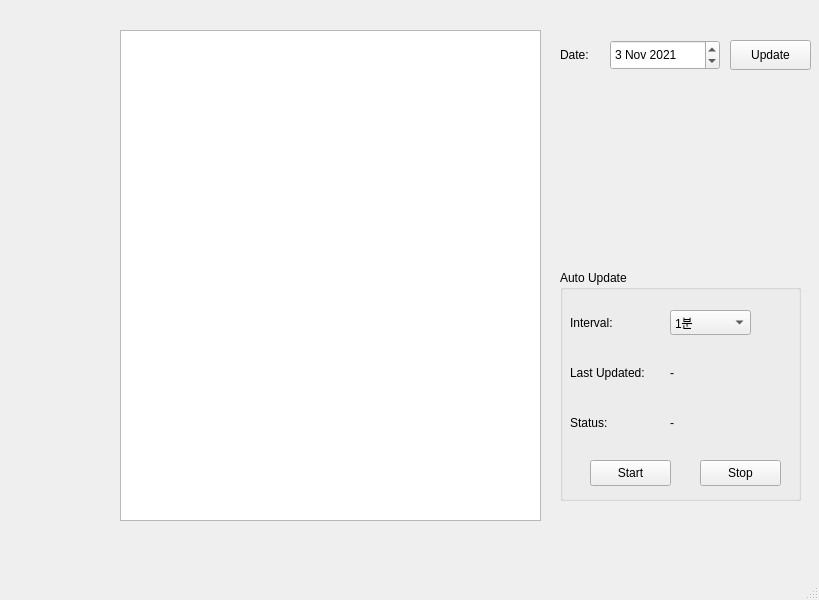
Old version of the form jh.ui in the repository sonmh79/projectJH.
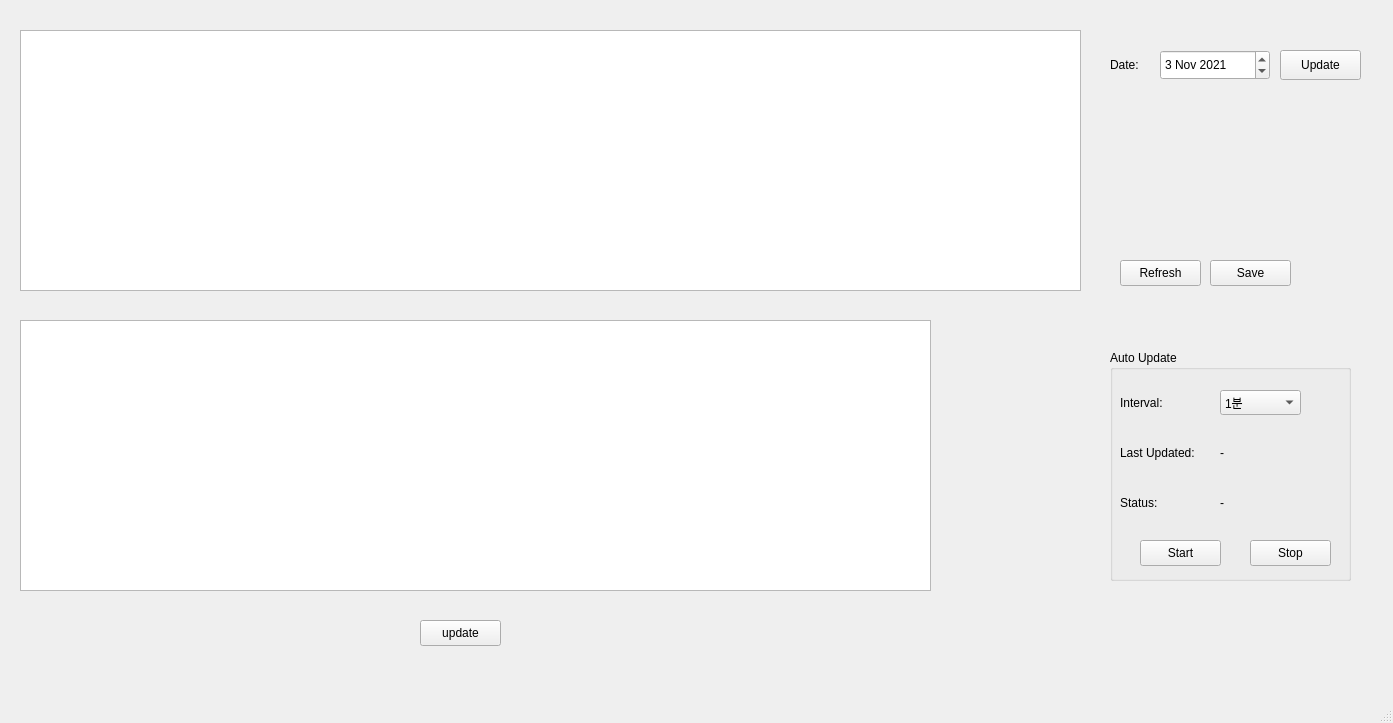
New version of the form.

The edit to the form file:
```diff
--- a/jh.ui
+++ b/jh.ui
@@ -6,8 +6,8 @@
    <rect>
     <x>0</x>
     <y>0</y>
-    <width>819</width>
-    <height>600</height>
+    <width>1393</width>
+    <height>723</height>
    </rect>
   </property>
   <property name="windowTitle">
@@ -17,8 +17,8 @@
    <widget class="QDateEdit" name="dateEdit">
     <property name="geometry">
      <rect>
-      <x>610</x>
-      <y>40</y>
+      <x>1160</x>
+      <y>50</y>
       <width>110</width>
       <height>30</height>
      </rect>
@@ -37,8 +37,8 @@
    <widget class="QPushButton" name="btn_update">
     <property name="geometry">
      <rect>
-      <x>730</x>
-      <y>40</y>
+      <x>1280</x>
+      <y>50</y>
       <width>81</width>
       <height>30</height>
      </rect>
@@ -47,21 +47,11 @@
      <string>Update</string>
     </property>
    </widget>
-   <widget class="QTextBrowser" name="txt_browser">
-    <property name="geometry">
-     <rect>
-      <x>120</x>
-      <y>30</y>
-      <width>421</width>
-      <height>491</height>
-     </rect>
-    </property>
-   </widget>
    <widget class="QLabel" name="lbl_date">
     <property name="geometry">
      <rect>
-      <x>560</x>
-      <y>160</y>
+      <x>1170</x>
+      <y>110</y>
       <width>191</width>
       <height>35</height>
      </rect>
@@ -73,8 +63,8 @@
    <widget class="QLabel" name="lbl_vesselName">
     <property name="geometry">
      <rect>
-      <x>560</x>
-      <y>200</y>
+      <x>1170</x>
+      <y>150</y>
       <width>191</width>
       <height>35</height>
      </rect>
@@ -86,8 +76,8 @@
    <widget class="QGroupBox" name="groupBox">
     <property name="geometry">
      <rect>
-      <x>560</x>
-      <y>270</y>
+      <x>1110</x>
+      <y>350</y>
       <width>241</width>
       <height>231</height>
      </rect>
@@ -225,8 +215,8 @@
    <widget class="QLabel" name="label">
     <property name="geometry">
      <rect>
-      <x>560</x>
-      <y>40</y>
+      <x>1110</x>
+      <y>50</y>
       <width>60</width>
       <height>30</height>
      </rect>
@@ -235,6 +225,76 @@
      <string>Date:</string>
     </property>
    </widget>
+   <widget class="QTableWidget" name="table1">
+    <property name="geometry">
+     <rect>
+      <x>20</x>
+      <y>30</y>
+      <width>1061</width>
+      <height>261</height>
+     </rect>
+    </property>
+   </widget>
+   <widget class="QTableWidget" name="table2">
+    <property name="geometry">
+     <rect>
+      <x>20</x>
+      <y>320</y>
+      <width>911</width>
+      <height>271</height>
+     </rect>
+    </property>
+   </widget>
+   <widget class="QPushButton" name="btn_refresh">
+    <property name="geometry">
+     <rect>
+      <x>1120</x>
+      <y>260</y>
+      <width>81</width>
+      <height>26</height>
+     </rect>
+    </property>
+    <property name="text">
+     <string>Refresh</string>
+    </property>
+   </widget>
+   <widget class="QPushButton" name="btn_save">
+    <property name="geometry">
+     <rect>
+      <x>1210</x>
+      <y>260</y>
+      <width>81</width>
+      <height>26</height>
+     </rect>
+    </property>
+    <property name="text">
+     <string>Save</string>
+    </property>
+   </widget>
+   <widget class="QWidget" name="horizontalLayoutWidget">
+    <property name="geometry">
+     <rect>
+      <x>20</x>
+      <y>600</y>
+      <width>351</width>
+      <height>61</height>
+     </rect>
+    </property>
+    <layout class="QHBoxLayout" name="updateLayout"/>
+   </widget>
+   <widget class="QPushButton" name="btn_updateValue">
+    <property name="geometry">
+     <rect>
+      <x>420</x>
+      <y>620</y>
+      <width>81</width>
+      <height>26</height>
+     </rect>
+    </property>
+    <property name="text">
+     <string>update</string>
+    </property>
+   </widget>
   </widget>
   <widget class="QMenuBar" name="menubar">
    <property name="geometry">
```
Left out of the diff: 2 changed lines with no effect on the pictures.
